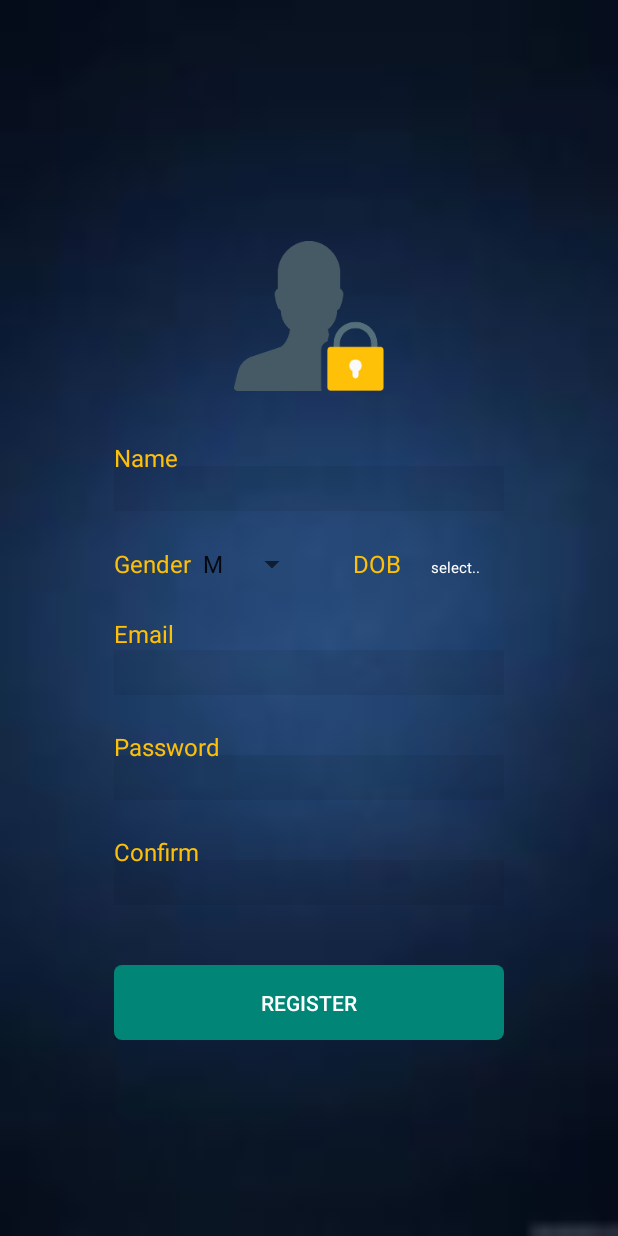
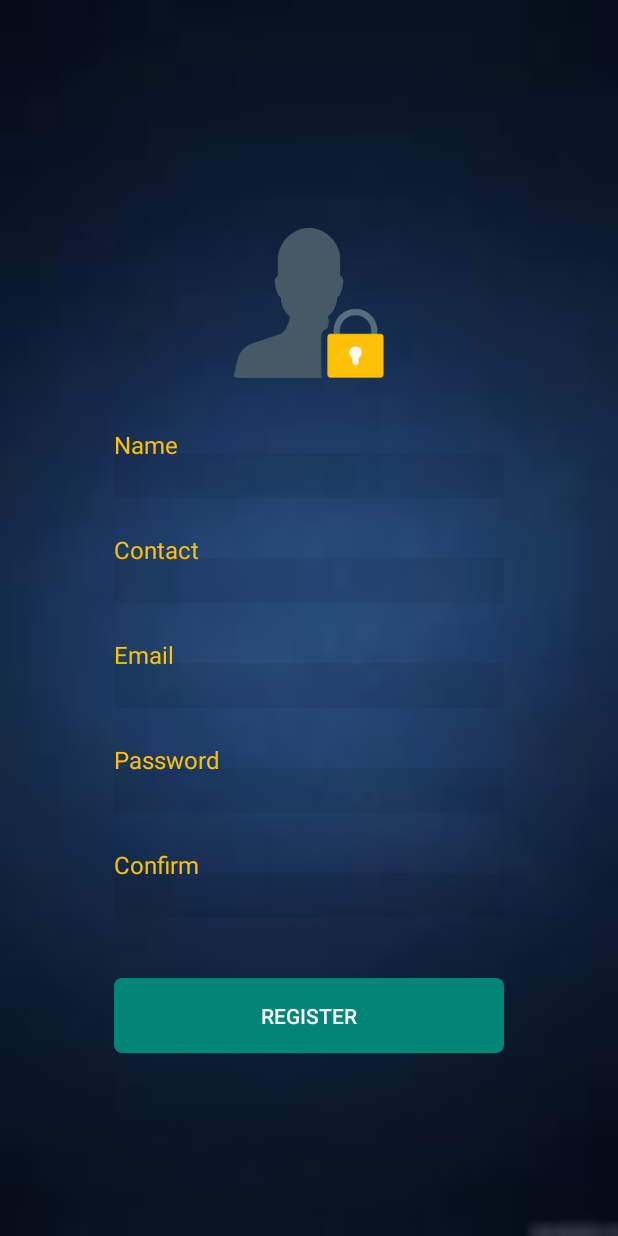
Before and after one commit to uanthwal/Canada-Tourism-Mobile-App, an Android app: the RegistrationActivity screen opened directly, with no data from a screen before it, on a phone screen of 412 x 824 dp. Run offline under Robolectric (Android 15) with nearby library versions, the phone set to English and light mode, and no system bars; our stand-ins replace Volley.

Commit message:
Updated Registration Activity

```diff
--- a/app/src/main/java/com/developer/tourismapp/RegistrationActivity.java
+++ b/app/src/main/java/com/developer/tourismapp/RegistrationActivity.java
@@ -33,11 +33,8 @@ import java.util.HashMap;
 public class RegistrationActivity extends AppCompatActivity implements AdapterView.OnItemSelectedListener{
 
     private static final String TAG ="RegisterActivity";
-    EditText etName, etEmail, etPassword, etConfirmPassword;
-    TextView tvDOB;
-    int currentYear =0;
+    EditText etName, etEmail, etPassword, etConfirmPassword, etContact;
     Button btnRegister;
-    Spinner spinnerGender;
     String gender="";
     private DatePickerDialog.OnDateSetListener mDateSetListener;
 
@@ -47,40 +44,7 @@ public class RegistrationActivity extends AppCompatActivity implements AdapterVi
         setContentView(R.layout.activity_registration);
         etName = findViewById(R.id.et_name);
         etEmail = findViewById(R.id.et_email);
-        spinnerGender=findViewById(R.id.spinner_gender);
-
-        tvDOB= findViewById(R.id.tv_dob_select);
-        tvDOB.setOnClickListener(new View.OnClickListener() {
-            @Override
-            public void onClick(View v) {
-                Calendar cal = Calendar.getInstance();
-                currentYear = cal.get(Calendar.YEAR);
-                int month = cal.get(Calendar.MONTH);
-                int day = cal.get(Calendar.DAY_OF_MONTH);
-
-                DatePickerDialog dialog = new DatePickerDialog(
-                        RegistrationActivity.this,
-                        android.R.style.Theme_Holo_Light_Dialog_MinWidth,
-                        mDateSetListener,
-                        currentYear,month,day);
-                dialog.getWindow().setBackgroundDrawable(new ColorDrawable(Color.TRANSPARENT));
-                dialog.show();
-            }
-        });
-        mDateSetListener = new DatePickerDialog.OnDateSetListener() {
-            @Override
-            public void onDateSet(DatePicker view, int year, int month, int dayOfMonth) {
-                month +=1;
-                String date=month+"/"+dayOfMonth+"/"+ year;
-                if( (year+10) >= currentYear)
-                {
-                    tvDOB.setError("User must at least be 10 years old.");
-                    Toast.makeText(getApplicationContext(),"User must at least be 10 years old!", Toast.LENGTH_LONG).show();
-                }
-                else
-                    tvDOB.setText(date);
-            }
-        };
+        etContact = findViewById(R.id.et_contact);
         etPassword = findViewById(R.id.et_password);
         etConfirmPassword = findViewById(R.id.et_confirm);
         btnRegister = findViewById(R.id.btn_register);
@@ -94,8 +58,6 @@ public class RegistrationActivity extends AppCompatActivity implements AdapterVi
         //Gender drop down dynamic values addition
         ArrayAdapter<CharSequence> adapter = ArrayAdapter.createFromResource(this,R.array.gender_options, android.R.layout.simple_spinner_item);
         adapter.setDropDownViewResource(android.R.layout.simple_spinner_dropdown_item);
-        spinnerGender.setAdapter(adapter);
-        spinnerGender.setOnItemSelectedListener(this);
     }
 
     /**
@@ -106,9 +68,8 @@ public class RegistrationActivity extends AppCompatActivity implements AdapterVi
         final String name= etName.getText().toString();
         final String password = etPassword.getText().toString();
         String confirm = etConfirmPassword.getText().toString();
-        final String dob = tvDOB.getText().toString();
-
-        if(email.isEmpty() || name.isEmpty() || password.isEmpty() || confirm.isEmpty())
+        final String contact = etContact.getText().toString();
+        if(email.isEmpty() || name.isEmpty() || password.isEmpty() || confirm.isEmpty() || contact.isEmpty())
         {
             Toast.makeText(getApplicationContext(),"Please fill in all the details!", Toast.LENGTH_LONG).show();
             return;
@@ -132,22 +93,25 @@ public class RegistrationActivity extends AppCompatActivity implements AdapterVi
             etConfirmPassword.setError("Passwords should match");
             return;
         }
-        if(!dob.contains("/"))
+        if(contact.length()!=10){
+            etContact.setError("Contact must be of 10 digits only!");
+            return;
+        }
+        if(!contact.matches("[0-9]+"))
         {
-            tvDOB.setError("Select birth date");
+            etContact.setError("Contact shouldn't contain anything other than digits");
             return;
         }
 
-        doRegister(name, email, password, dob,gender);
+        doRegister(name, email, password, contact);
 
     }
 
-    private void doRegister(String name, final String email, String password, String dob, String gender) {
+    private void doRegister(String name, final String email, String password, String contact) {
         HashMap<String, String> params = new HashMap<String, String>();
         params.put("username", name);
         params.put("email", email);
-        params.put("dob",dob);
-        params.put("gender",gender);
+        params.put("mobile",contact);
         params.put("password",password);
         String url = "https://cloud-5409.herokuapp.com/register";
         JSONObject parameters = new JSONObject(params);
--- a/app/src/main/res/layout/layout_register.xml
+++ b/app/src/main/res/layout/layout_register.xml
@@ -12,19 +12,6 @@
         android:layout_marginTop="20dp"
         android:layout_centerHorizontal="true"
         />
-
-    <EditText
-        android:id="@+id/et_name"
-        android:layout_width="260dp"
-        android:background="#11000000"
-        android:layout_height="30dp"
-        android:layout_marginTop="40dp"
-        android:textColor="#ffffff"
-        android:layout_centerHorizontal="true"
-        android:layout_below="@+id/iv_user"
-        android:ems="10"
-        android:inputType="textPersonName"
-         />
 
     <TextView
         android:id="@+id/tv_name"
@@ -41,20 +28,20 @@
         android:textSize="16sp" />
 
     <EditText
-        android:id="@+id/et_email"
+        android:id="@+id/et_name"
         android:layout_width="260dp"
         android:background="#11000000"
         android:layout_height="30dp"
+        android:layout_marginTop="40dp"
         android:textColor="#ffffff"
         android:layout_centerHorizontal="true"
-        android:layout_below="@+id/tv_reg_email"
+        android:layout_below="@+id/iv_user"
         android:ems="10"
         android:inputType="textPersonName"
-        />
+         />
 
-    <LinearLayout
-        android:orientation="horizontal"
-        android:id="@+id/ll_gender_dob"
+    <TextView
+        android:id="@+id/tv_contact"
         android:layout_width="wrap_content"
         android:layout_height="wrap_content"
         android:layout_below="@+id/et_name"
@@ -63,55 +50,29 @@
         android:layout_marginStart="0dp"
         android:layout_marginLeft="0dp"
         android:layout_marginTop="23dp"
-        android:text="Email"
+        android:text="Contact"
         android:textColor="@color/colorYellow"
-        android:textSize="16sp" >
+        android:textSize="16sp" />
 
-        <TextView
-            android:id="@+id/tv_gender"
-            android:layout_width="wrap_content"
-            android:layout_height="wrap_content"
-            android:text="Gender"
-            android:textColor="@color/colorYellow"
-            android:textSize="16sp"
-            />
-
-        <Spinner
-            android:id="@+id/spinner_gender"
-            android:layout_width="wrap_content"
-            android:layout_height="wrap_content"
-            >
-
-        </Spinner>
-
-        <TextView
-            android:id="@+id/tv_dob"
-            android:layout_width="wrap_content"
-            android:layout_height="wrap_content"
-            android:layout_below ="@+id/tv_gender"
-            android:text="DOB"
-            android:layout_marginLeft="30dp"
-            android:textColor="@color/colorYellow"
-            android:textSize="16sp"
-            />
-        <TextView
-            android:id="@+id/tv_dob_select"
-            android:layout_width="wrap_content"
-            android:layout_height="wrap_content"
-            android:layout_below ="@+id/tv_gender"
-            android:text="select.."
-            android:layout_marginLeft="20dp"
-            android:textColor="@color/colorWhite"
-            android:textSize="10sp"
-            />
-
-    </LinearLayout>
+    <EditText
+        android:id="@+id/et_contact"
+        android:layout_width="260dp"
+        android:background="#11000000"
+        android:layout_height="30dp"
+        android:layout_marginTop="40dp"
+        android:textColor="#ffffff"
+        android:layout_centerHorizontal="true"
+        android:layout_below="@+id/et_name"
+        android:ems="10"
+        android:maxLength="10"
+        android:inputType="textPersonName"
+        />
 
     <TextView
         android:id="@+id/tv_reg_email"
         android:layout_width="wrap_content"
         android:layout_height="wrap_content"
-        android:layout_below="@+id/ll_gender_dob"
+        android:layout_below="@+id/et_contact"
         android:layout_alignStart="@+id/et_name"
         android:layout_alignLeft="@+id/et_name"
         android:layout_marginStart="0dp"
@@ -120,6 +81,19 @@
         android:text="Email"
         android:textColor="@color/colorYellow"
         android:textSize="16sp" />
+
+    <EditText
+        android:id="@+id/et_email"
+        android:layout_width="260dp"
+        android:background="#11000000"
+        android:layout_height="30dp"
+        android:layout_marginTop="40dp"
+        android:textColor="#ffffff"
+        android:layout_centerHorizontal="true"
+        android:layout_below="@+id/et_contact"
+        android:ems="10"
+        android:inputType="textPersonName"
+        />
 
     <EditText
         android:id="@+id/et_password"
```
